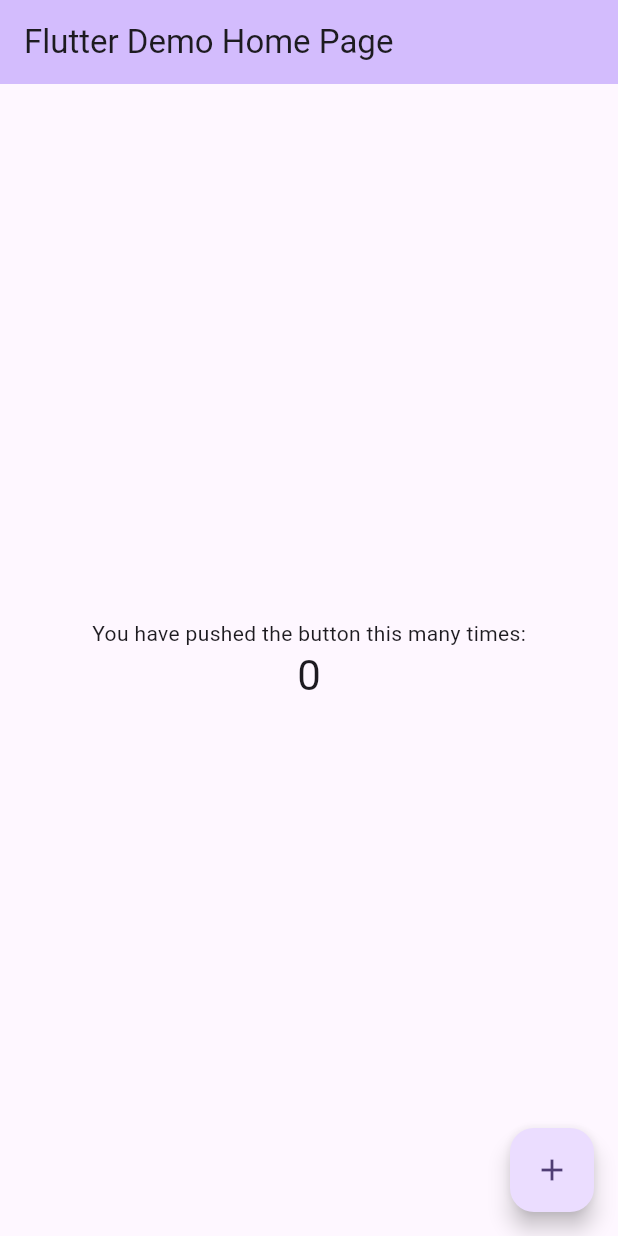
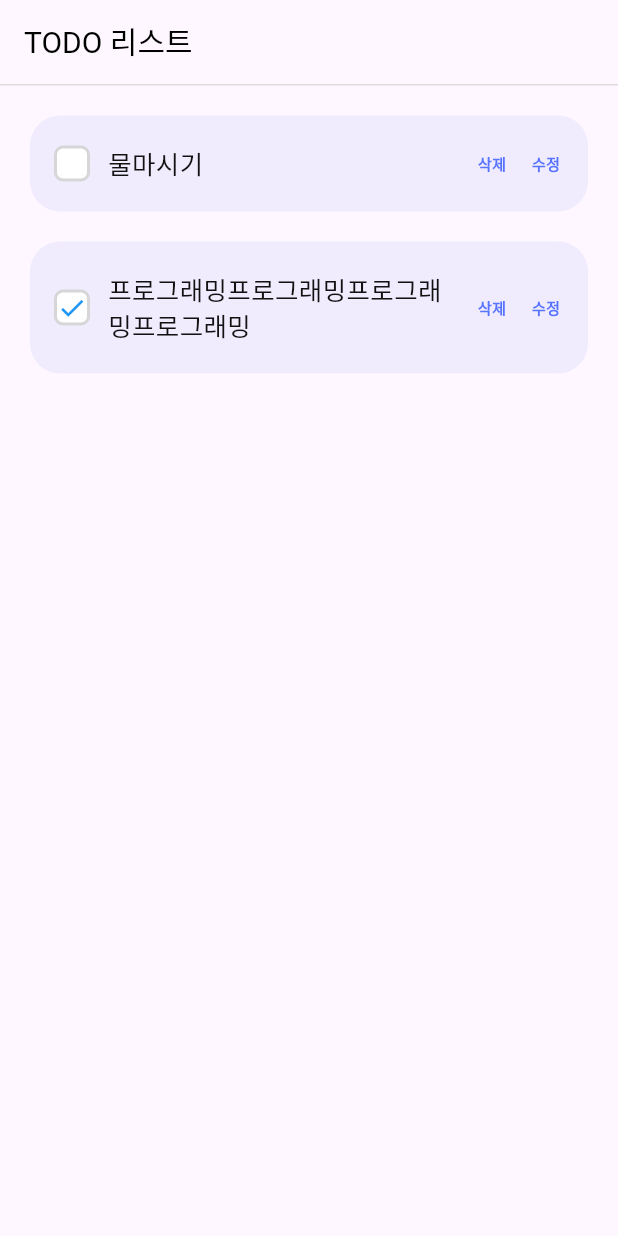
Before and after one commit to bang9lee/flutter_todo_remind, a Flutter app: the screen it shows after launch, on a phone screen of 412 x 824 dp. Run offline on Flutter 3.47's test engine with Material 3 defaults, Android fonts, the light colour scheme and no system bars.

Commit message:
feat: 홈페이지 완성

```diff
--- a/lib/main.dart
+++ b/lib/main.dart
@@ -1,4 +1,5 @@
 import 'package:flutter/material.dart';
+import 'package:flutter_todo_remind/ui/home/home_page.dart';
 
 void main() {
   runApp(const MyApp());
@@ -11,115 +12,11 @@
   @override
   Widget build(BuildContext context) {
     return MaterialApp(
-      title: 'Flutter Demo',
       theme: ThemeData(
-        // This is the theme of your application.
-        //
-        // TRY THIS: Try running your application with "flutter run". You'll see
-        // the application has a purple toolbar. Then, without quitting the app,
-        // try changing the seedColor in the colorScheme below to Colors.green
-        // and then invoke "hot reload" (save your changes or press the "hot
-        // reload" button in a Flutter-supported IDE, or press "r" if you used
-        // the command line to start the app).
-        //
-        // Notice that the counter didn't reset back to zero; the application
-        // state is not lost during the reload. To reset the state, use hot
-        // restart instead.
-        //
-        // This works for code too, not just values: Most code changes can be
-        // tested with just a hot reload.
         colorScheme: ColorScheme.fromSeed(seedColor: Colors.deepPurple),
         useMaterial3: true,
       ),
-      home: const MyHomePage(title: 'Flutter Demo Home Page'),
+      home: HomePage(),
     );
   }
 }
-
-class MyHomePage extends StatefulWidget {
-  const MyHomePage({super.key, required this.title});
-
-  // This widget is the home page of your application. It is stateful, meaning
-  // that it has a State object (defined below) that contains fields that affect
-  // how it looks.
-
-  // This class is the configuration for the state. It holds the values (in this
-  // case the title) provided by the parent (in this case the App widget) and
-  // used by the build method of the State. Fields in a Widget subclass are
-  // always marked "final".
-
-  final String title;
-
-  @override
-  State<MyHomePage> createState() => _MyHomePageState();
-}
-
-class _MyHomePageState extends State<MyHomePage> {
-  int _counter = 0;
-
-  void _incrementCounter() {
-    setState(() {
-      // This call to setState tells the Flutter framework that something has
-      // changed in this State, which causes it to rerun the build method below
-      // so that the display can reflect the updated values. If we changed
-      // _counter without calling setState(), then the build method would not be
-      // called again, and so nothing would appear to happen.
-      _counter++;
-    });
-  }
-
-  @override
-  Widget build(BuildContext context) {
-    // This method is rerun every time setState is called, for instance as done
-    // by the _incrementCounter method above.
-    //
-    // The Flutter framework has been optimized to make rerunning build methods
-    // fast, so that you can just rebuild anything that needs updating rather
-    // than having to individually change instances of widgets.
-    return Scaffold(
-      appBar: AppBar(
-        // TRY THIS: Try changing the color here to a specific color (to
-        // Colors.amber, perhaps?) and trigger a hot reload to see the AppBar
-        // change color while the other colors stay the same.
-        backgroundColor: Theme.of(context).colorScheme.inversePrimary,
-        // Here we take the value from the MyHomePage object that was created by
-        // the App.build method, and use it to set our appbar title.
-        title: Text(widget.title),
-      ),
-      body: Center(
-        // Center is a layout widget. It takes a single child and positions it
-        // in the middle of the parent.
-        child: Column(
-          // Column is also a layout widget. It takes a list of children and
-          // arranges them vertically. By default, it sizes itself to fit its
-          // children horizontally, and tries to be as tall as its parent.
-          //
-          // Column has various properties to control how it sizes itself and
-          // how it positions its children. Here we use mainAxisAlignment to
-          // center the children vertically; the main axis here is the vertical
-          // axis because Columns are vertical (the cross axis would be
-          // horizontal).
-          //
-          // TRY THIS: Invoke "debug painting" (choose the "Toggle Debug Paint"
-          // action in the IDE, or press "p" in the console), to see the
-          // wireframe for each widget.
-          mainAxisAlignment: MainAxisAlignment.center,
-          children: <Widget>[
-            const Text(
-              'You have pushed the button this many times:',
-            ),
-            Text(
-              '$_counter',
-              style: Theme.of(context).textTheme.headlineMedium,
-            ),
-          ],
-        ),
-      ),
-      floatingActionButton: FloatingActionButton(
-        onPressed: _incrementCounter,
-        tooltip: 'Increment',
-        child: const Icon(Icons.add),
-      ), // This trailing comma makes auto-formatting nicer for build methods.
-    );
-  }
-}
--- /dev/null
+++ b/lib/ui/home/home_page.dart
@@ -0,0 +1,61 @@
+import 'package:flutter/material.dart';
+import 'package:flutter_todo_remind/ui/home/todo_item.dart';
+import 'package:flutter_todo_remind/ui/home/todo_text_button.dart';
+
+class HomePage extends StatelessWidget {
+  @override
+  Widget build(BuildContext context) {
+    PreferredSizeWidget;
+    return Scaffold(
+      appBar: AppBar(
+        title: Text(
+          'TODO 리스트',
+          style: TextStyle(
+            fontSize: 20,
+            fontWeight: FontWeight.w400,
+            color: Colors.black,
+          ),
+        ),
+        bottom: PreferredSize(
+          preferredSize: Size(double.infinity, 1),
+          child: Container(
+            height: 1,
+            // FF => 255
+            // 불투명도 0~255
+            // 0x00
+            color: Color(0xFFDCDCDC),
+          ),
+        ),
+      ),
+      body: Padding(
+        padding: const EdgeInsets.all(20),
+        child: ListView(
+          children: [
+            // 위젯들 배치
+            TodoItem(
+              isChecked: false,
+              text: '물마시기',
+              onDelete: () {
+                print('물마시기 삭제 처치됨');
+              },
+              onEdit: () {
+                print('물마시기 수정 처치됨');
+              },
+            ),
+            SizedBox(height: 20),
+            TodoItem(
+              isChecked: true,
+              text: '프로그래밍프로그래밍프로그래밍프로그래밍',
+              onDelete: () {
+                print('프로그래밍 삭제 처치됨');
+              },
+              onEdit: () {
+                print('프로그래밍 수정 처치됨');
+              },
+            ),
+          ],
+        ),
+      ),
+    );
+  }
+}
--- /dev/null
+++ b/lib/ui/home/todo_item.dart
@@ -0,0 +1,83 @@
+import 'package:flutter/material.dart';
+import 'package:flutter_todo_remind/ui/home/todo_text_button.dart';
+
+class TodoItem extends StatelessWidget {
+  TodoItem({
+    required this.isChecked,
+    required this.text,
+    required this.onDelete,
+    required this.onEdit,
+  });
+
+  /// 1. 체크여부 -> bool
+  final bool isChecked;
+
+  /// 2. 글자 -> String
+  final String text;
+
+  /// 3. 삭제 터치했을 때 실행될 함수 -> void Function()
+  final void Function() onDelete;
+
+  /// 4. 수정 터치했을 때 실행될 함수 -> void Function()
+  final void Function() onEdit;
+
+  @override
+  Widget build(BuildContext context) {
+    return Container(
+      width: double.infinity,
+      decoration: BoxDecoration(
+        color: Color(0xFF7990F8).withOpacity(0.1),
+        borderRadius: BorderRadius.circular(20),
+      ),
+      padding: EdgeInsets.symmetric(horizontal: 16, vertical: 20),
+      child: Row(
+        children: [
+          // 1. CheckBox 사용
+          // 2. Container + Icon 이용해서 구현
+          Container(
+            width: 24,
+            height: 24,
+            decoration: BoxDecoration(
+              color: Colors.white,
+              borderRadius: BorderRadius.circular(6),
+              border: Border.all(
+                color: Color(0xFFD6D6D6),
+                width: 2,
+              ),
+            ),
+            // 3항 연산자
+            // boolean ? 참 : 거짓
+            child: isChecked
+                ? Icon(
+                    Icons.check,
+                    size: 20,
+                    color: Colors.blue,
+                  )
+                : null,
+          ),
+          SizedBox(width: 12),
+          Expanded(
+            child: Text(
+              text,
+              style: TextStyle(
+                color: Color(0xFF121212),
+                fontSize: 17,
+                fontWeight: FontWeight.w500,
+              ),
+            ),
+          ),
+          SizedBox(width: 12),
+          TodoTextButton(
+            text: '삭제',
+            onTap: onDelete,
+          ),
+          SizedBox(width: 12),
+          TodoTextButton(
+            text: '수정',
+            onTap: onEdit,
+          ),
+        ],
+      ),
+    );
+  }
+}
--- /dev/null
+++ b/lib/ui/home/todo_text_button.dart
@@ -0,0 +1,32 @@
+import 'package:flutter/material.dart';
+
+class TodoTextButton extends StatelessWidget {
+  TodoTextButton({
+    required this.text,
+    required this.onTap,
+  });
+
+  final String text;
+  final void Function() onTap;
+
+  @override
+  Widget build(BuildContext context) {
+    return GestureDetector(
+      onTap: onTap,
+      child: Container(
+        width: 24,
+        height: 24,
+        color: Colors.transparent,
+        alignment: Alignment.center,
+        child: Text(
+          text,
+          style: TextStyle(
+            fontSize: 10,
+            fontWeight: FontWeight.bold,
+            color: Color(0xFF5773FF),
+          ),
+        ),
+      ),
+    );
+  }
+}
```
